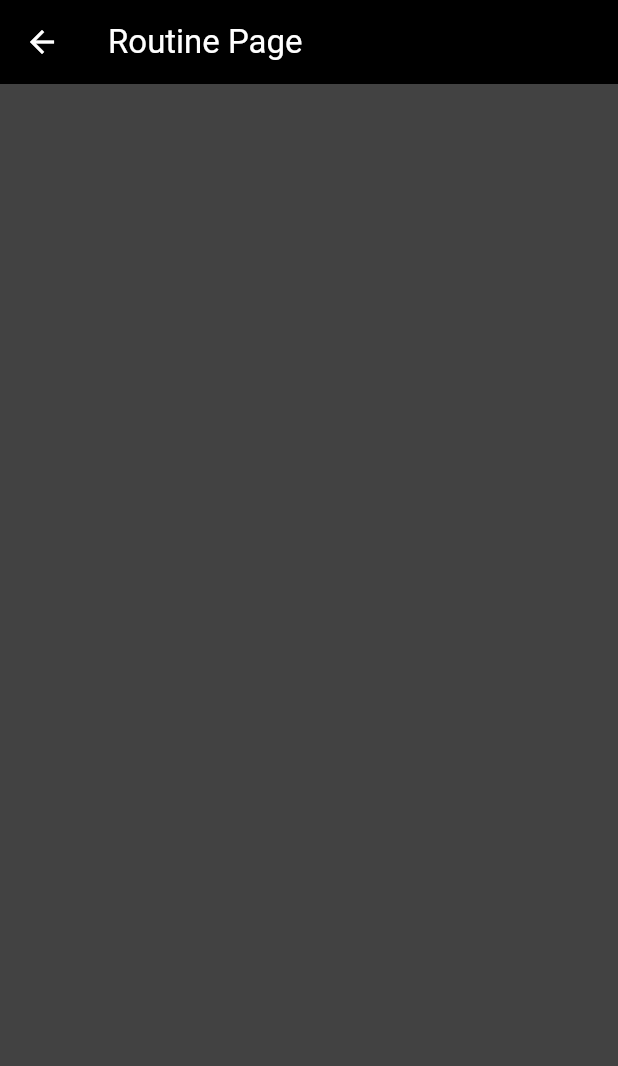
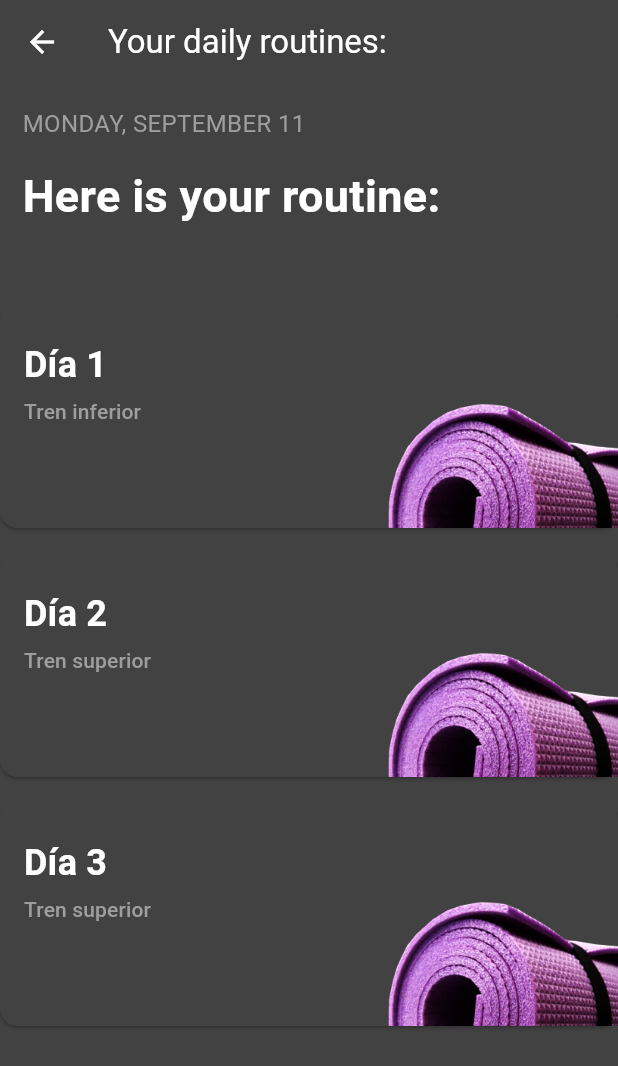
Before and after one commit to GymTecProject/gym-tec-app, a Flutter app: the RoutinePage screen opened directly, on a phone screen of 412 x 824 dp. Shown: the top 1066 px of the screen. Run offline on Flutter 3.47's test engine with Material 2 defaults, Android fonts, the phone set to English and light mode, and no system bars.

Commit message:
anadiendo routine landing page

```diff
--- /dev/null
+++ b/lib/components/ui/buttons/RoutineButton.dart
@@ -0,0 +1,65 @@
+import 'package:flutter/material.dart';
+
+class RoutineButton extends StatelessWidget {
+  final String title;
+  final String subtitle;
+  final String imgPath;
+  final VoidCallback onPressed;
+
+  const RoutineButton(
+      {super.key,
+      required this.title,
+      required this.subtitle,
+      required this.imgPath,
+      required this.onPressed});
+
+  @override
+  Widget build(BuildContext context) {
+    return ElevatedButton(
+      onPressed: onPressed,
+      style: ElevatedButton.styleFrom(
+        backgroundColor: const Color(0xFF424242), // Hex color #424242
+        shape: RoundedRectangleBorder(
+          borderRadius: BorderRadius.circular(12.0), // Curved edges
+        ),
+        fixedSize: Size(MediaQuery.of(context).size.width * 0.9, 150),
+        padding: const EdgeInsets.only(top: 16.0, left: 16.0),
+      ),
+      child: Stack(children: <Widget>[
+        Container(
+            alignment: Alignment.bottomRight,
+            child: Image.asset(imgPath,
+                height: 100,
+                width: MediaQuery.of(context).size.width,
+                fit: BoxFit.fitWidth)),
+        Align(
+          alignment: Alignment.topLeft,
+          child: Column(
+            crossAxisAlignment: CrossAxisAlignment.start,
+            children: [
+              Padding(
+                padding: const EdgeInsets.only(top: 8.0),
+                child: Text(
+                  title,
+                  style: const TextStyle(
+                    color: Colors.white,
+                    fontSize: 24,
+                    fontWeight: FontWeight.bold,
+                  ),
+                ),
+              ),
+              const SizedBox(height: 4),
+              Text(
+                subtitle,
+                style: const TextStyle(
+                  color: Colors.grey,
+                  fontSize: 14,
+                ),
+              ),
+            ],
+          ),
+        ),
+      ]),
+    );
+  }
+}
--- a/lib/homePage/home_page.dart
+++ b/lib/homePage/home_page.dart
@@ -1,7 +1,7 @@
 import 'package:flutter/material.dart';
 import 'package:gym_tec/components/ui/buttons/home_button.dart';
 import 'package:gym_tec/homePage/progress_page.dart';
-import 'package:gym_tec/homePage/routine_page.dart';
+import 'package:gym_tec/routines/routine_page.dart';
 import 'package:gym_tec/homePage/weekly_routines_page.dart';
 
 class HomePage extends StatelessWidget {
@@ -69,7 +69,7 @@ class HomePage extends StatelessWidget {
                     Navigator.of(context).push(
                       MaterialPageRoute(
                         builder: (BuildContext context) {
-                          return const RoutinePage();
+                          return RoutinePage();
                         },
                       ),
                     );
--- a/lib/homePage/routine_page.dart
+++ /dev/null
@@ -1,20 +0,0 @@
-import 'package:flutter/material.dart';
-
-class RoutinePage extends StatefulWidget {
-  const RoutinePage({super.key});
-
-  @override
-  State<RoutinePage> createState() => _RoutinePage();
-}
-
-class _RoutinePage extends State<RoutinePage> {
-  @override
-  Widget build(BuildContext context) {
-    return Scaffold(
-      appBar: AppBar(
-        title: const Text('Routine Page'),
-        backgroundColor: Theme.of(context).colorScheme.inversePrimary,
-      ),
-    );
-  }
-}
--- /dev/null
+++ b/lib/routines/routine_data.dart
@@ -0,0 +1,11 @@
+class RoutineData {
+  final String title;
+  final String subtitle;
+  final String imgPath;
+
+  RoutineData({
+    required this.title,
+    required this.subtitle,
+    required this.imgPath,
+  });
+}
--- /dev/null
+++ b/lib/routines/routine_page.dart
@@ -0,0 +1,162 @@
+import 'package:flutter/material.dart';
+import 'package:gym_tec/components/ui/buttons/RoutineButton.dart';
+import 'package:gym_tec/routines/routine_data.dart';
+import 'package:gym_tec/routines/routine_daY.dart';
+
+class RoutinePage extends StatelessWidget {
+  RoutinePage({Key? key}) : super(key: key);
+
+  static const String date = 'MONDAY, SEPTEMBER 11';
+
+  // Define una lista de datos para tus botones
+  final List<RoutineData> routines = [
+    RoutineData(title: 'Día 1', subtitle: 'Tren inferior', imgPath: 'assets/images/h1-1.png'),
+    RoutineData(title: 'Día 2', subtitle: 'Tren superior', imgPath: 'assets/images/h1-1.png'),
+    RoutineData(title: 'Día 3', subtitle: 'Tren superior', imgPath: 'assets/images/h1-1.png')
+  ];
+
+
+  @override
+  Widget build(BuildContext context) {
+    return Scaffold(
+      appBar: AppBar(
+        // Aquí puedes personalizar el AppBar según tus necesidades
+        title: Text('Your daily routines:'),
+        // Agrega un botón de regreso en la AppBar
+        leading: IconButton(
+          icon: Icon(Icons.arrow_back),
+          onPressed: () {
+            // Agrega aquí la lógica para regresar a la pantalla de inicio
+            // Puedes utilizar Navigator.pop() para regresar a la pantalla anterior
+            Navigator.pop(context);
+          },
+        ),
+      ),
+      body: SingleChildScrollView(
+        child: Column(
+          crossAxisAlignment: CrossAxisAlignment.stretch,
+          children: [
+            const Padding(
+              padding: EdgeInsets.all(15.0),
+              child: Text(
+                date,
+                style: TextStyle(
+                  color: Colors.grey,
+                  fontSize: 16,
+                ),
+              ),
+            ),
+            const Padding(
+              padding: EdgeInsets.only(left: 15.0, bottom: 50.0),
+              child: Text(
+                'Here is your routine:',
+                style: TextStyle(
+                  fontSize: 30,
+                  fontWeight: FontWeight.bold,
+                ),
+              ),
+            ),
+            Center(
+              child: ListView.separated(
+                itemCount: routines.length,
+                shrinkWrap: true,
+                physics: NeverScrollableScrollPhysics(),
+                separatorBuilder: (context, index) => SizedBox(height: 16.0), // Espacio entre botones
+                itemBuilder: (BuildContext context, int index) {
+                  return RoutineButton(
+                    title: routines[index].title,
+                    subtitle: routines[index].subtitle,
+                    imgPath: routines[index].imgPath,
+                    onPressed: () {
+                      Navigator.of(context).push(
+                        MaterialPageRoute(
+                          builder: (BuildContext context) {
+                            return RoutineDay();
+                          },
+                        ),
+                      );
+                    },
+                  );
+                },
+              ),
+            ),
+          ],
+        ),
+      ),
+    );
+  }
+}
+
+/*
+class RoutinePage extends StatelessWidget {
+  const RoutinePage({Key? key}) : super(key: key);
+
+  static const String date = 'MONDAY, SEPTEMBER 11';
+
+  @override
+  Widget build(BuildContext context) {
+    return Scaffold(
+      appBar: AppBar(
+        // Aquí puedes personalizar el AppBar según tus necesidades
+        title: Text('Your daily routines:'),
+        // Agrega un botón de regreso en la AppBar
+        leading: IconButton(
+          icon: Icon(Icons.arrow_back),
+          onPressed: () {
+            // Agrega aquí la lógica para regresar a la pantalla de inicio
+            // Puedes utilizar Navigator.pop() para regresar a la pantalla anterior
+            Navigator.pop(context);
+          },
+        ),
+      ),
+      body: SingleChildScrollView(
+        child: Column(
+          crossAxisAlignment: CrossAxisAlignment.stretch,
+          children: [
+            const Padding(
+              padding: EdgeInsets.all(15.0),
+              child: Text(
+                date,
+                style: TextStyle(
+                  color: Colors.grey,
+                  fontSize: 16,
+                ),
+              ),
+            ),
+            const Padding(
+              padding: EdgeInsets.only(left: 15.0, bottom: 50.0),
+              child: Text(
+                'Here is your routine:',
+                style: TextStyle(
+                  fontSize: 30,
+                  fontWeight: FontWeight.bold,
+                ),
+              ),
+            ),
+            Center(
+              child: Column(
+                children: [
+                RoutineButton(
+                  title: 'Dia 1',
+                  subtitle: 'Tren inferior',
+                  imgPath: 'assets/images/h1-1.png',
+                  onPressed: () {
+                    Navigator.of(context).push(
+                      MaterialPageRoute(
+                        builder: (BuildContext context) {
+                          return const RoutineDay();
+                        },
+                      ),
+                    );
+                  },
+                ),
+              ],
+            ),
+          ),
+          ],
+        ),
+      ),
+    );
+  }
+}
+*/
```
Also changed, not shown: lib/components/ui/buttons/ExerciseButton.dart (added, +65 -0 lines), lib/routines/exercise_data.dart (added, +18 -0 lines), lib/routines/exercise_page.dart (added, +68 -0 lines), lib/routines/routine_day.dart (added, +201 -0 lines), lib/routines/routine_exercise.dart (added, +11 -0 lines), pubspec.lock, 2 other files.
